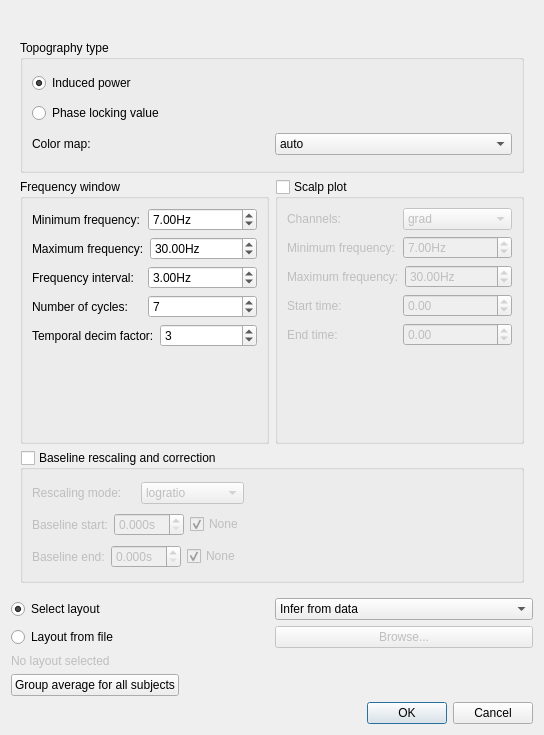
Before: the Qt Designer form meggie_batch/ui/qt4Designer_ui_files/TFRtopology.ui in cibr-jyu/meggie, drawn with Qt 5.
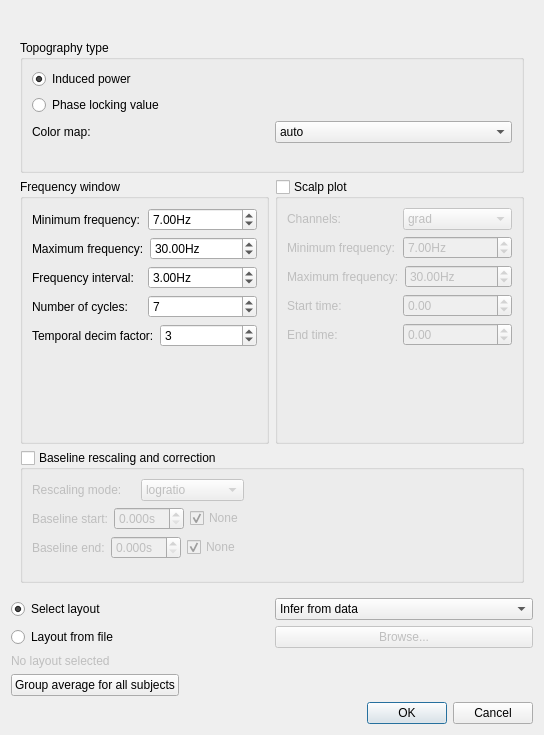
After: the same form once the commit is applied.

```diff
--- a/meggie_batch/ui/qt4Designer_ui_files/TFRtopology.ui
+++ b/meggie_batch/ui/qt4Designer_ui_files/TFRtopology.ui
@@ -200,6 +200,19 @@
             </property>
            </spacer>
           </item>
+          <item row="3" column="0">
+           <spacer name="verticalSpacer_4">
+            <property name="orientation">
+             <enum>Qt::Vertical</enum>
+            </property>
+            <property name="sizeHint" stdset="0">
+             <size>
+              <width>20</width>
+              <height>40</height>
+             </size>
+            </property>
+           </spacer>
+          </item>
          </layout>
         </widget>
        </item>
@@ -594,6 +607,19 @@
             </item>
            </layout>
           </item>
+          <item row="4" column="0">
+           <spacer name="verticalSpacer_3">
+            <property name="orientation">
+             <enum>Qt::Vertical</enum>
+            </property>
+            <property name="sizeHint" stdset="0">
+             <size>
+              <width>20</width>
+              <height>40</height>
+             </size>
+            </property>
+           </spacer>
+          </item>
          </layout>
         </widget>
        </item>
```
Left out of the diff: 26 changed lines with no effect on the pictures.
